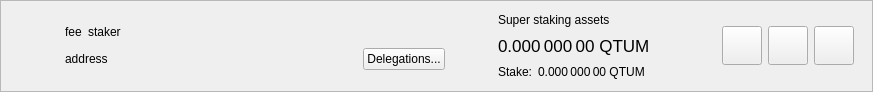
qtumproject/qtum, file src/qt/forms/superstakeritemwidget.ui: the form before one commit.
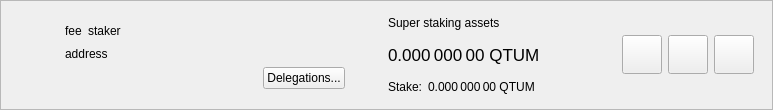
The form after the commit.

Commit message: Put the delegations button below the address aligned right and reduce spacing from 20 to 15 px

```diff
--- a/src/qt/forms/superstakeritemwidget.ui
+++ b/src/qt/forms/superstakeritemwidget.ui
@@ -6,8 +6,8 @@
    <rect>
     <x>0</x>
     <y>0</y>
-    <width>873</width>
-    <height>92</height>
+    <width>773</width>
+    <height>110</height>
    </rect>
   </property>
   <property name="sizePolicy">
@@ -81,7 +81,7 @@
             <item>
              <layout class="QVBoxLayout" name="verticalLayout">
               <property name="rightMargin">
-               <number>20</number>
+               <number>15</number>
               </property>
               <item>
                <spacer name="verticalSpacer_2">
@@ -100,7 +100,7 @@
                <widget class="QWidget" name="widgetSuperStaker" native="true">
                 <property name="minimumSize">
                  <size>
-                  <width>380</width>
+                  <width>280</width>
                   <height>0</height>
                  </size>
                 </property>
@@ -157,27 +157,6 @@
                </widget>
               </item>
               <item>
-               <widget class="QWidget" name="widgetAddress" native="true">
-                <property name="minimumSize">
-                 <size>
-                  <width>0</width>
-                  <height>20</height>
-                 </size>
-                </property>
-                <layout class="QHBoxLayout" name="horizontalLayout_7">
-                 <property name="leftMargin">
-                  <number>0</number>
-                 </property>
-                 <property name="topMargin">
-                  <number>0</number>
-                 </property>
-                 <property name="rightMargin">
-                  <number>0</number>
-                 </property>
-                 <property name="bottomMargin">
-                  <number>0</number>
-                 </property>
-                 <item alignment="Qt::AlignLeft">
                   <widget class="QLabel" name="labelAddress">
                    <property name="text">
                     <string>address</string>
@@ -194,9 +173,6 @@
                    </property>
                   </widget>
                  </item>
-                </layout>
-               </widget>
-              </item>
               <item>
                <spacer name="verticalSpacer">
                 <property name="orientation">
@@ -238,13 +214,13 @@
               </property>
               <layout class="QVBoxLayout" name="verticalLayout_3">
                <property name="leftMargin">
-                <number>20</number>
+                <number>15</number>
                </property>
                <property name="topMargin">
                 <number>0</number>
                </property>
                <property name="rightMargin">
-                <number>20</number>
+                <number>15</number>
                </property>
                <property name="bottomMargin">
                 <number>0</number>
@@ -345,7 +321,7 @@
               </property>
               <property name="sizeHint" stdset="0">
                <size>
-                <width>193</width>
+                <width>0</width>
                 <height>20</height>
                </size>
               </property>
```
Lines whose indentation alone changed are shown as unchanged. The commit also changes 4 other files.
